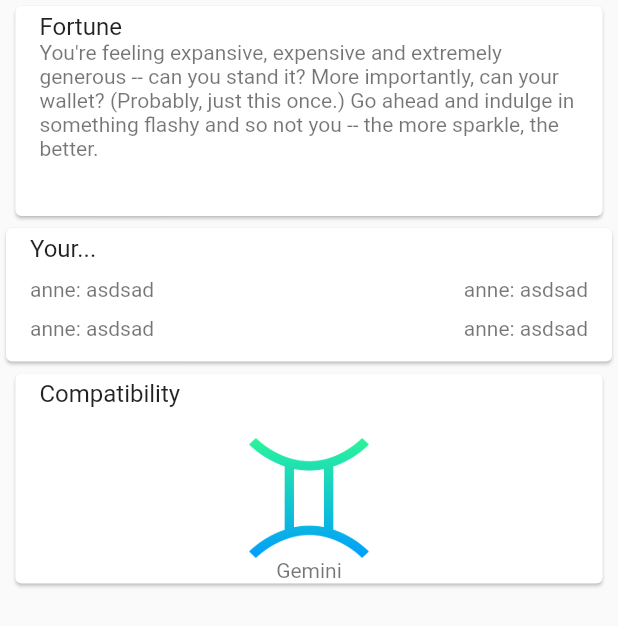
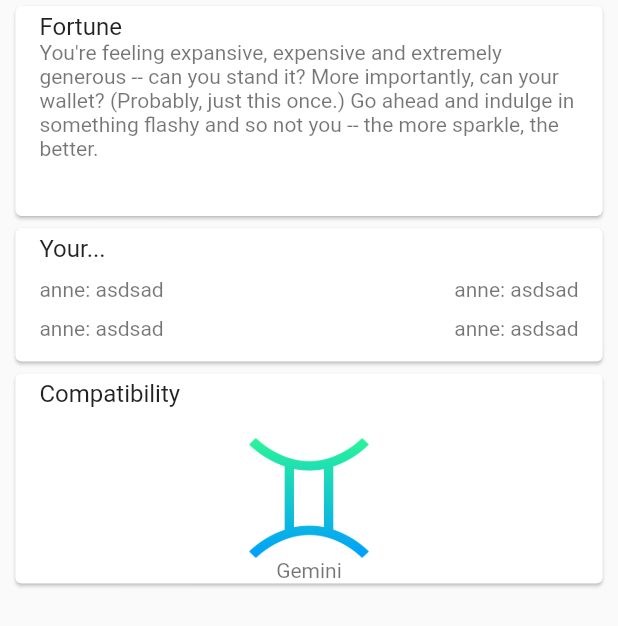
Before and after one commit to bugrahancamlibel/Horoscope-YTT, a Flutter app: the Horoscope screen opened directly, on a phone screen of 412 x 824 dp. Shown: the top 626 px of the screen. Run offline on Flutter 3.47's test engine with Material 2 defaults, Android fonts, the phone set to English and light mode, and no system bars; our stand-ins replace flutter_riverpod, google_nav_bar, shared_preferences; accounts and stored records are empty.

Commit message:
Small UI fix

```diff
--- a/lib/screens/horoscope_screen.dart
+++ b/lib/screens/horoscope_screen.dart
@@ -25,6 +25,8 @@ class Horoscope extends StatelessWidget {
               ),
             ),
             Card(
+                child: SizedBox(
+                  width: MediaQuery.of(context).size.width * 0.95,
                   child: SingleChildScrollView(
                     child: ListTile(
                       title: Text("Your..."),
@@ -50,6 +52,7 @@ class Horoscope extends StatelessWidget {
                           ],
                         ),
                       )
+                    ),
                   ),
                 ),
 
```
Lines whose indentation alone changed are shown as unchanged.
